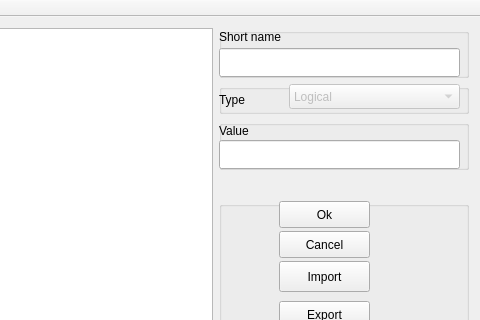
Before: the Qt Designer form EssView/attrwindow.ui in kiryachok/EssProject, drawn with Qt 5; both pictures show x 150 to 630 and y 0 to 320 of the 630 by 534 pixel window.
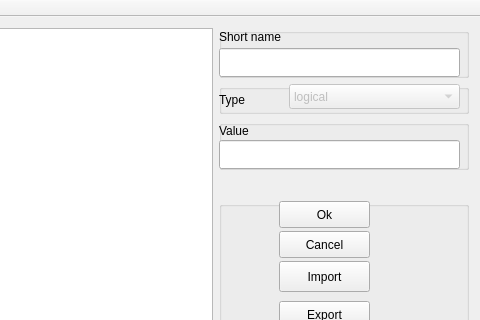
After: the same form once the commit is applied.

```diff
--- a/EssView/attrwindow.ui
+++ b/EssView/attrwindow.ui
@@ -102,7 +102,7 @@
            </property>
            <item>
             <property name="text">
-             <string>Logical</string>
+             <string>logical</string>
             </property>
            </item>
            <item>
```
Left out of the diff: 6 changed lines with no effect on the pictures.
